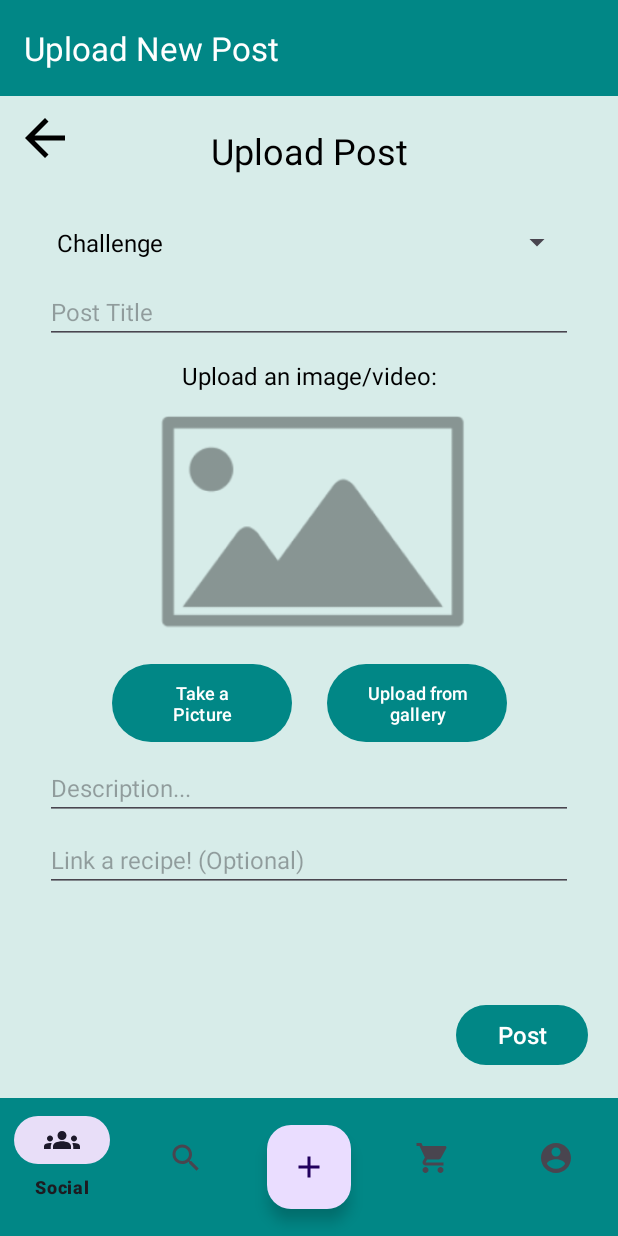
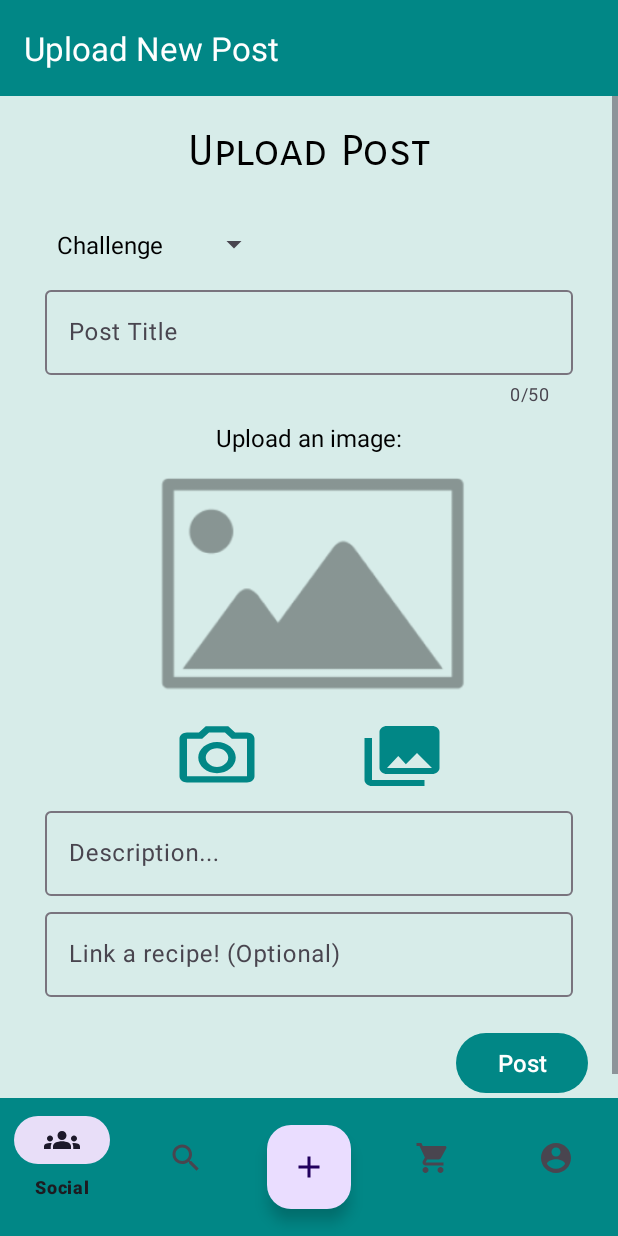
Before and after one commit to dyunus21/RecipeApp, an Android app: the UploadPostFragment screen opened through its navigation route, on a phone screen of 412 x 824 dp. Run offline under Robolectric (Android 15) with nearby library versions, the phone set to English and light mode, and no system bars; our stand-ins replace data binding, navigation-ui; libraries missing offline, so code that uses them is left out: com.parse; pictures from the network do not load; 19 statements that could not run were skipped.

Commit message:
Modified Upload post page

```diff
--- a/app/src/main/java/com/example/recipeapp/fragments/UploadPostFragment.java
+++ b/app/src/main/java/com/example/recipeapp/fragments/UploadPostFragment.java
@@ -85,8 +85,8 @@ public class UploadPostFragment extends Fragment implements AdapterView.OnItemSe
         ArrayAdapter<CharSequence> adapter = ArrayAdapter.createFromResource(getContext(),
                 R.array.postOptions, android.R.layout.simple_spinner_item);
         adapter.setDropDownViewResource(android.R.layout.simple_spinner_dropdown_item);
-        binding.spinner.setAdapter(adapter);
-        binding.spinner.setOnItemSelectedListener(this);
+        binding.spinnerType.setAdapter(adapter);
+        binding.spinnerType.setOnItemSelectedListener(this);
         if (recipe != null) {
             Log.i(TAG, "Recieved recipe in Upload post!");
             binding.etRecipeLink.setText(recipe.getObjectId() + " " + recipe.getTitle());
@@ -101,12 +101,12 @@ public class UploadPostFragment extends Fragment implements AdapterView.OnItemSe
         String description = binding.etDescription.getText().toString();
         if (title.isEmpty() || description.isEmpty()) {
             Toast.makeText(getContext(), "Field cannot be empty!", Toast.LENGTH_SHORT).show();
+            progressDialog.dismiss();
             return;
         }
 
         if (photoFile == null || binding.ivImage.getDrawable() == null) {
             Toast.makeText(getContext(), "Post does not contain any image!", Toast.LENGTH_SHORT).show();
-            return;
         }
         postRecipe(title, description);
     }
@@ -117,7 +117,7 @@ public class UploadPostFragment extends Fragment implements AdapterView.OnItemSe
         post.setImage(new ParseFile(photoFile));
         post.setTitle(title);
         post.setDescription(description);
-        post.setType(binding.spinner.getSelectedItem().toString());
+        post.setType(binding.spinnerType.getSelectedItem().toString());
         if (recipe != null) {
             post.setRecipeLinked(recipe);
         }
--- /dev/null
+++ b/app/src/main/res/drawable/ic_baseline_photo_library_24.xml
@@ -0,0 +1,5 @@
+<vector android:height="24dp" android:tint="#000000"
+    android:viewportHeight="24" android:viewportWidth="24"
+    android:width="24dp" xmlns:android="http://schemas.android.com/apk/res/android">
+    <path android:fillColor="@android:color/white" android:pathData="M22,16L22,4c0,-1.1 -0.9,-2 -2,-2L8,2c-1.1,0 -2,0.9 -2,2v12c0,1.1 0.9,2 2,2h12c1.1,0 2,-0.9 2,-2zM11,12l2.03,2.71L16,11l4,5L8,16l3,-4zM2,6v14c0,1.1 0.9,2 2,2h14v-2L4,20L4,6L2,6z"/>
+</vector>
--- a/app/src/main/res/layout/fragment_upload_post.xml
+++ b/app/src/main/res/layout/fragment_upload_post.xml
@@ -10,43 +10,68 @@
             type="com.example.recipeapp.fragments.UploadPostFragment" />
     </data>
 
+    <ScrollView
+        android:layout_width="match_parent"
+        android:layout_height="match_parent">
+
         <androidx.constraintlayout.widget.ConstraintLayout
             android:layout_width="match_parent"
             android:layout_height="match_parent"
             android:background="#D7ECE9"
             tools:context=".fragments.UploadPostFragment">
 
-        <ImageButton
-            android:id="@+id/ibBack"
-            android:layout_width="40dp"
-            android:layout_height="40dp"
-            android:layout_marginStart="10dp"
-            android:layout_marginTop="8dp"
-            android:background="?attr/homeAsUpIndicator"
-            android:backgroundTint="@color/black"
-            android:onClick="@{(view)->fragmentUploadPostController.goBack()}"
+            <com.google.android.material.textfield.TextInputLayout
+                android:id="@+id/tilTitle"
+                android:layout_width="match_parent"
+                android:layout_height="wrap_content"
+                android:layout_marginStart="30dp"
+                android:layout_marginEnd="30dp"
+                app:counterEnabled="true"
+                app:counterMaxLength="50"
+                app:layout_constraintEnd_toEndOf="parent"
                 app:layout_constraintStart_toStartOf="parent"
-            app:layout_constraintTop_toTopOf="parent"
-            tools:ignore="TouchTargetSizeCheck,SpeakableTextPresentCheck" />
+                app:layout_constraintTop_toBottomOf="@+id/spinnerType">
+
+                <EditText
+                    android:id="@+id/etTitle"
+                    android:layout_width="match_parent"
+                    android:layout_height="wrap_content"
+                    android:ems="10"
+                    android:hint="Post Title"
+                    android:inputType="textMultiLine" />
+
+            </com.google.android.material.textfield.TextInputLayout>
+
+            <Spinner
+                android:id="@+id/spinnerType"
+                android:layout_width="150dp"
+                android:layout_height="50dp"
+                android:layout_marginTop="20dp"
+                app:layout_constraintStart_toStartOf="@+id/tilTitle"
+                app:layout_constraintTop_toBottomOf="@+id/tvUploadText" />
+
 
             <Button
                 android:id="@+id/btnPost"
                 android:layout_width="wrap_content"
-            android:layout_height="wrap_content"
+                android:layout_height="48dp"
+                android:layout_marginTop="20dp"
                 android:layout_marginEnd="20dp"
                 android:layout_marginBottom="20dp"
                 android:onClick="@{(view)->fragmentUploadPostController.validateRecipe()}"
                 android:text="Post"
                 app:layout_constraintBottom_toBottomOf="parent"
-            app:layout_constraintEnd_toEndOf="parent" />
+                app:layout_constraintEnd_toEndOf="parent"
+                app:layout_constraintTop_toBottomOf="@+id/tilLinkRecipe"
+                app:layout_constraintVertical_bias="1.0" />
 
             <TextView
                 android:id="@+id/tvUploadText"
+                style="@style/Title"
                 android:layout_width="wrap_content"
                 android:layout_height="wrap_content"
                 android:layout_marginTop="20dp"
                 android:text="Upload Post"
-            android:textSize="24sp"
                 app:layout_constraintEnd_toEndOf="parent"
                 app:layout_constraintStart_toStartOf="parent"
                 app:layout_constraintTop_toTopOf="parent" />
@@ -66,83 +91,76 @@
                 android:layout_width="wrap_content"
                 android:layout_height="wrap_content"
                 android:layout_marginTop="10dp"
-            android:text="Upload an image/video:"
-            app:layout_constraintEnd_toEndOf="@+id/etTitle"
-            app:layout_constraintStart_toStartOf="@+id/etTitle"
-            app:layout_constraintTop_toBottomOf="@+id/etTitle" />
+                android:text="Upload an image:"
+                app:layout_constraintEnd_toEndOf="@+id/tilTitle"
+                app:layout_constraintStart_toStartOf="@+id/tilTitle"
+                app:layout_constraintTop_toBottomOf="@+id/tilTitle" />
 
             <Button
                 android:id="@+id/btnTakePic"
-            android:layout_width="120dp"
-            android:layout_height="60dp"
-            android:layout_marginStart="10dp"
+                android:layout_width="60dp"
+                android:layout_height="50dp"
+                android:layout_marginStart="50dp"
+                android:background="@drawable/ic_outline_photo_camera_24"
                 android:onClick="@{(view)->fragmentUploadPostController.imageClient.launchCamera()}"
-            android:text="Take a Picture"
-            android:textSize="12sp"
+                android:textSize="14sp"
                 app:layout_constraintStart_toStartOf="@+id/ivImage"
                 app:layout_constraintTop_toBottomOf="@+id/ivImage" />
 
             <Button
                 android:id="@+id/btnGallery"
-            android:layout_width="120dp"
-            android:layout_height="60dp"
-            android:layout_marginEnd="10dp"
+                android:layout_width="60dp"
+                android:layout_height="0dp"
+                android:layout_marginEnd="50dp"
+                android:background="@drawable/ic_baseline_photo_library_24"
                 android:onClick="@{(view)->fragmentUploadPostController.imageClient.onPickPhoto(view)}"
-            android:text="Upload from gallery"
-            android:textSize="12sp"
                 app:layout_constraintEnd_toEndOf="@+id/ivImage"
-            app:layout_constraintTop_toBottomOf="@+id/ivImage" />
+                app:layout_constraintTop_toTopOf="@+id/btnTakePic" />
 
-        <EditText
-            android:id="@+id/etTitle"
-            android:layout_width="0dp"
-            android:layout_height="wrap_content"
-            android:layout_marginStart="30dp"
-            android:layout_marginEnd="30dp"
-            android:ems="10"
-            android:gravity="start|top"
-            android:hint="Post Title"
-            android:inputType="textPersonName"
-            app:layout_constraintEnd_toEndOf="parent"
-            app:layout_constraintStart_toStartOf="parent"
-            app:layout_constraintTop_toBottomOf="@+id/spinner" />
-
-        <EditText
-            android:id="@+id/etDescription"
-            android:layout_width="0dp"
+            <com.google.android.material.textfield.TextInputLayout
+                android:id="@+id/tilDescription"
+                android:layout_width="match_parent"
                 android:layout_height="wrap_content"
                 android:layout_marginStart="30dp"
                 android:layout_marginTop="5dp"
                 android:layout_marginEnd="30dp"
+                app:layout_constraintEnd_toEndOf="parent"
+                app:layout_constraintStart_toStartOf="parent"
+                app:layout_constraintTop_toBottomOf="@+id/btnTakePic">
+
+                <EditText
+                    android:id="@+id/etDescription"
+                    android:layout_width="match_parent"
+                    android:layout_height="wrap_content"
                     android:ems="10"
                     android:hint="Description..."
-            android:inputType="textMultiLine"
-            app:layout_constraintEnd_toEndOf="parent"
-            app:layout_constraintStart_toStartOf="parent"
-            app:layout_constraintTop_toBottomOf="@+id/btnTakePic" />
+                    android:inputType="textMultiLine" />
 
-        <EditText
-            android:id="@+id/etRecipeLink"
-            android:layout_width="0dp"
+            </com.google.android.material.textfield.TextInputLayout>
+
+
+            <com.google.android.material.textfield.TextInputLayout
+                android:id="@+id/tilLinkRecipe"
+                android:layout_width="match_parent"
                 android:layout_height="wrap_content"
                 android:layout_marginStart="30dp"
                 android:layout_marginTop="5dp"
                 android:layout_marginEnd="30dp"
-            android:ems="10"
                 android:hint="Link a recipe! (Optional)"
-            android:inputType="textPersonName"
                 app:layout_constraintEnd_toEndOf="parent"
                 app:layout_constraintStart_toStartOf="parent"
-            app:layout_constraintTop_toBottomOf="@+id/etDescription" />
+                app:layout_constraintTop_toBottomOf="@+id/tilDescription">
 
-        <Spinner
-            android:id="@+id/spinner"
-            android:layout_width="0dp"
-            android:layout_height="50dp"
-            android:layout_marginTop="20dp"
-            app:layout_constraintEnd_toEndOf="@+id/etTitle"
-            app:layout_constraintStart_toStartOf="@+id/etTitle"
-            app:layout_constraintTop_toBottomOf="@+id/tvUploadText" />
+                <EditText
+                    android:id="@+id/etRecipeLink"
+                    android:layout_width="match_parent"
+                    android:layout_height="wrap_content"
+                    android:ems="10"
+                    android:inputType="textPersonName" />
+
+            </com.google.android.material.textfield.TextInputLayout>
+
 
         </androidx.constraintlayout.widget.ConstraintLayout>
+    </ScrollView>
 </layout>
```
Lines whose indentation alone changed are shown as unchanged.
